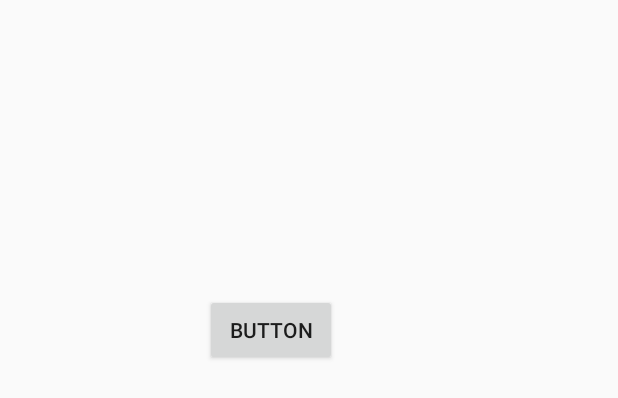
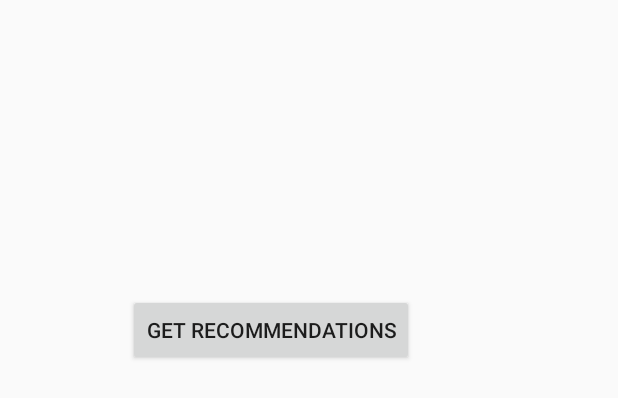
Before and after one commit to MadushankaHMA/Eco_Green-Social-Media-App, an Android app: the layout activity_existing_user.xml on its own in the app's theme, with its tools: preview values and no code run, on a phone screen of 412 x 824 dp. Shown: the top 398 px of the screen. Run offline under Robolectric (Android 15) with nearby library versions, the phone set to English and light mode, and no system bars.

Commit message:
Updating Existing User Interface

```diff
--- a/app/src/main/res/layout/activity_existing_user.xml
+++ b/app/src/main/res/layout/activity_existing_user.xml
@@ -13,7 +13,7 @@
         android:layout_marginStart="136dp"
         android:layout_marginTop="196dp"
         android:layout_marginEnd="187dp"
-        android:text="Button"
+        android:text="Get Recommendations"
         app:layout_constraintEnd_toEndOf="parent"
         app:layout_constraintStart_toStartOf="parent"
         app:layout_constraintTop_toTopOf="parent" />
```
